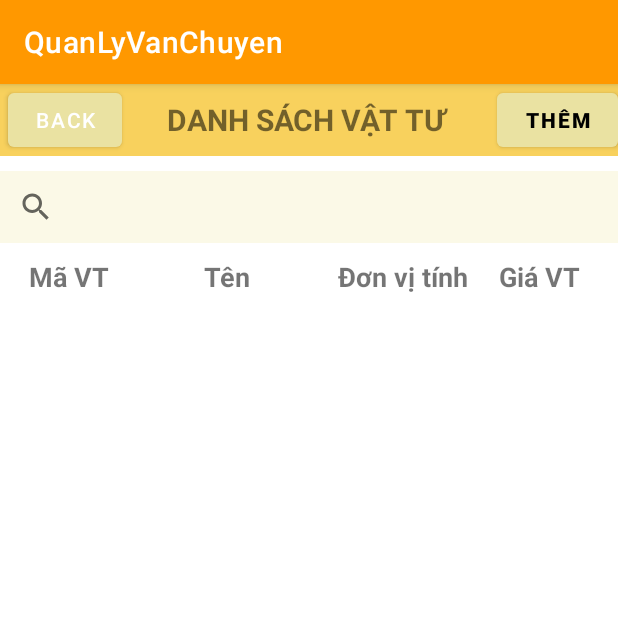
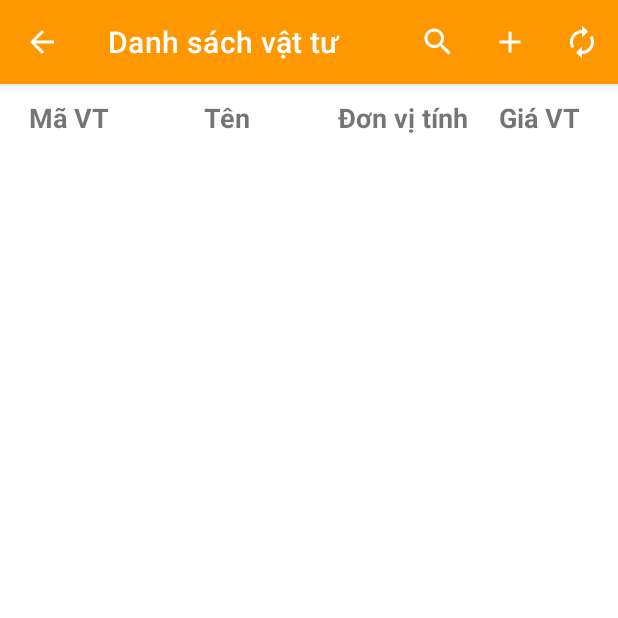
Before and after one commit to nhom11-Android/doAnGiuaKy, an Android app: the DanhSachVatTu screen opened directly, with no data from a screen before it, on a phone screen of 412 x 824 dp, the top half of it. Run offline under Robolectric (Android 15) with nearby library versions, the phone set to English and light mode, and no system bars.

Commit message:
actionbar

```diff
--- a/doAn/app/src/main/java/com/buoi2/quanlyvanchuyen/DanhSachVatTu.java
+++ b/doAn/app/src/main/java/com/buoi2/quanlyvanchuyen/DanhSachVatTu.java
@@ -1,7 +1,12 @@
 package com.buoi2.quanlyvanchuyen;
 
 import android.os.Bundle;
+import android.view.Menu;
+import android.view.MenuItem;
+import android.widget.Toast;
 
+import androidx.annotation.NonNull;
+import androidx.appcompat.app.ActionBar;
 import androidx.appcompat.app.AppCompatActivity;
 
 public class DanhSachVatTu extends AppCompatActivity {
@@ -10,5 +15,38 @@ public class DanhSachVatTu extends AppCompatActivity {
     protected void onCreate(Bundle savedInstanceState) {
         super.onCreate(savedInstanceState);
         setContentView(R.layout.activity_danh_sach_vat_tu);
+        setControl();
+    }
+
+    private void setControl() {
+        // cài đặt tiêu đề cho action bar
+        ActionBar actionBar = (ActionBar) getSupportActionBar();
+        actionBar.setTitle("Danh sách vật tư");
+        actionBar.setDisplayHomeAsUpEnabled(true);
+    }
+    @Override
+    public boolean onCreateOptionsMenu(Menu menu) {
+        getMenuInflater().inflate(R.menu.them_capnhat_timkiem_bar, menu);
+        return true;
+    }
+
+    @Override
+    public boolean onOptionsItemSelected(@NonNull MenuItem item) {
+        switch (item.getItemId()) {
+            case android.R.id.home:
+                onBackPressed();
+                return true;
+//                break;
+            case R.id.timKiem_ATB:
+                //do something
+                break;
+            case R.id.them_ATB:
+                //do something
+                break;
+            case R.id.lamMoi_ATB:
+                //do something
+                break;
+        }
+        return super.onOptionsItemSelected(item);
     }
 }
--- a/doAn/app/src/main/java/com/buoi2/quanlyvanchuyen/MainActivity.java
+++ b/doAn/app/src/main/java/com/buoi2/quanlyvanchuyen/MainActivity.java
@@ -1,5 +1,6 @@
 package com.buoi2.quanlyvanchuyen;
 
+import androidx.appcompat.app.ActionBar;
 import androidx.appcompat.app.AppCompatActivity;
 
 import android.content.Intent;
@@ -51,5 +52,10 @@ public class MainActivity extends AppCompatActivity {
 
     private void setControl() {
         logoImgView= findViewById(R.id.logoImgView);
+        // cài đặt tiêu đề cho action bar
+        ActionBar actionBar = (ActionBar) getSupportActionBar();
+        actionBar.hide();
+//        actionBar.setTitle("Thống Kê");
+//        actionBar.setDisplayHomeAsUpEnabled(true);
     }
 }
--- a/doAn/app/src/main/res/layout/activity_danh_sach_vat_tu.xml
+++ b/doAn/app/src/main/res/layout/activity_danh_sach_vat_tu.xml
@@ -7,60 +7,60 @@
     android:orientation="vertical"
     tools:context=".DanhSachVatTu">
 
-    <LinearLayout
-        android:layout_width="match_parent"
-        android:layout_height="wrap_content"
-        android:background="#F8D15D"
-        android:gravity="center"
-        android:orientation="horizontal">
+<!--    <LinearLayout-->
+<!--        android:layout_width="match_parent"-->
+<!--        android:layout_height="wrap_content"-->
+<!--        android:background="#F8D15D"-->
+<!--        android:gravity="center"-->
+<!--        android:orientation="horizontal">-->
 
-        <Button
-            android:id="@+id/btnBack_DSVT"
-            android:layout_width="76dp"
-            android:layout_height="wrap_content"
-            android:layout_marginStart="5dp"
-            android:layout_marginLeft="5dp"
-            android:layout_marginEnd="20dp"
-            android:layout_marginRight="20dp"
-            android:text="Back"
-            app:backgroundTint="#EAE2A2" />
+<!--        <Button-->
+<!--            android:id="@+id/btnBack_DSVT"-->
+<!--            android:layout_width="76dp"-->
+<!--            android:layout_height="wrap_content"-->
+<!--            android:layout_marginStart="5dp"-->
+<!--            android:layout_marginLeft="5dp"-->
+<!--            android:layout_marginEnd="20dp"-->
+<!--            android:layout_marginRight="20dp"-->
+<!--            android:text="Back"-->
+<!--            app:backgroundTint="#EAE2A2" />-->
 
-        <TextView
-            android:layout_width="wrap_content"
-            android:layout_height="wrap_content"
-            android:layout_marginStart="10dp"
-            android:layout_marginLeft="10dp"
-            android:layout_marginEnd="10dp"
-            android:layout_marginRight="10dp"
-            android:background="#F8D15D"
-            android:gravity="center"
-            android:paddingTop="10dp"
-            android:paddingBottom="10dp"
-            android:text="DANH SÁCH VẬT TƯ "
-            android:textSize="20sp"
-            android:textStyle="bold" />
+<!--        <TextView-->
+<!--            android:layout_width="wrap_content"-->
+<!--            android:layout_height="wrap_content"-->
+<!--            android:layout_marginStart="10dp"-->
+<!--            android:layout_marginLeft="10dp"-->
+<!--            android:layout_marginEnd="10dp"-->
+<!--            android:layout_marginRight="10dp"-->
+<!--            android:background="#F8D15D"-->
+<!--            android:gravity="center"-->
+<!--            android:paddingTop="10dp"-->
+<!--            android:paddingBottom="10dp"-->
+<!--            android:text="DANH SÁCH VẬT TƯ "-->
+<!--            android:textSize="20sp"-->
+<!--            android:textStyle="bold" />-->
 
-        <Button
-            android:id="@+id/btnThem_DSVT"
-            android:layout_width="wrap_content"
-            android:layout_height="wrap_content"
-            android:layout_marginStart="20dp"
-            android:layout_marginLeft="20dp"
-            android:text="Thêm"
-            android:textColor="@color/black"
-            android:textStyle="bold"
-            app:backgroundTint="#EAE2A2" />
+<!--        <Button-->
+<!--            android:id="@+id/btnThem_DSVT"-->
+<!--            android:layout_width="wrap_content"-->
+<!--            android:layout_height="wrap_content"-->
+<!--            android:layout_marginStart="20dp"-->
+<!--            android:layout_marginLeft="20dp"-->
+<!--            android:text="Thêm"-->
+<!--            android:textColor="@color/black"-->
+<!--            android:textStyle="bold"-->
+<!--            app:backgroundTint="#EAE2A2" />-->
 
-    </LinearLayout>
+<!--    </LinearLayout>-->
 
-    <SearchView
-        android:id="@+id/searchVatTu_DSVT"
-        android:layout_width="match_parent"
-        android:layout_height="wrap_content"
-        android:layout_marginTop="10dp"
-        android:background="#FBF9E7" >
+<!--    <SearchView-->
+<!--        android:id="@+id/searchVatTu_DSVT"-->
+<!--        android:layout_width="match_parent"-->
+<!--        android:layout_height="wrap_content"-->
+<!--        android:layout_marginTop="10dp"-->
+<!--        android:background="#FBF9E7" >-->
 
-    </SearchView>
+<!--    </SearchView>-->
 
     <TableLayout
         android:id="@+id/tablelayout_DSVT"
```
Also changed, not shown: doAn/app/src/main/java/com/buoi2/quanlyvanchuyen/Menu.java (+8 -2 lines), doAn/app/src/main/java/com/buoi2/quanlyvanchuyen/ThongKe.java (+30 -0 lines), doAn/app/src/main/res/layout/activity_thong_ke.xml (+4 -16 lines).
